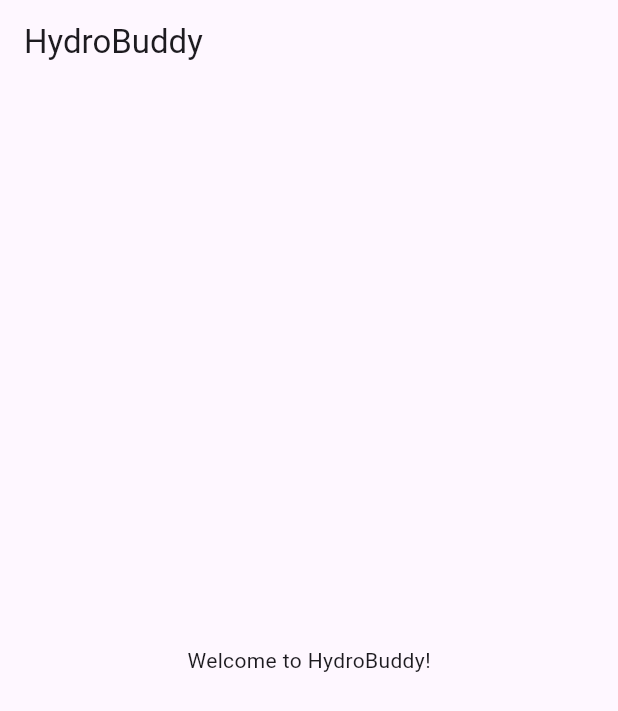
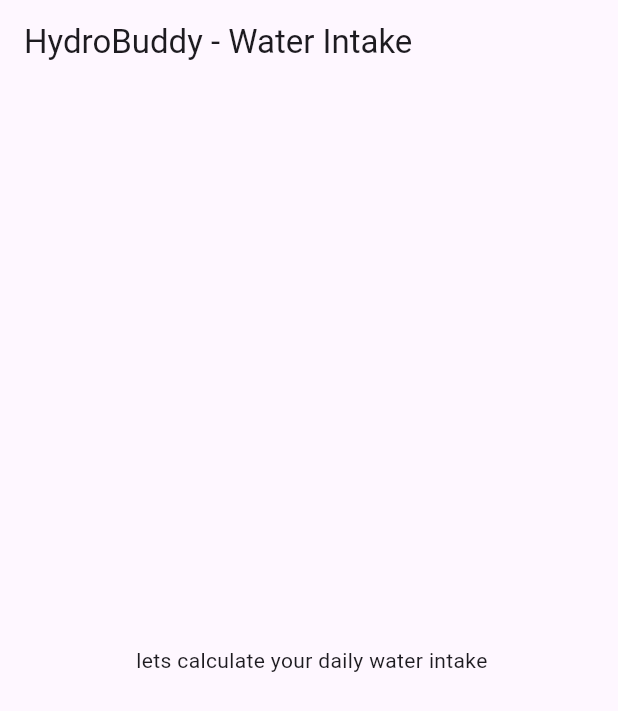
Before and after one commit to hassibhajj/hydrobuddy, a Flutter app: the screen it shows after launch, on a phone screen of 412 x 824 dp. Shown: the top 711 px of the screen. Run offline on Flutter 3.47's test engine with Material 3 defaults, Android fonts, the phone set to English and light mode, and no system bars.

Commit message:
created root widget for the app and the water intake page

```diff
--- a/lib/main.dart
+++ b/lib/main.dart
@@ -9,17 +9,32 @@ class HydroBuddyApp extends StatelessWidget {
 
   @override
   Widget build(BuildContext context) {
-    return MaterialApp(
+    return  MaterialApp(
       debugShowCheckedModeBanner: false,
-      title: 'HydroBuddy',
-      home: Scaffold(
-        appBar: AppBar(
-          title: const Text('HydroBuddy'),
-        ),
-        body: const Center(
-          child: Text('Welcome to HydroBuddy!'),
-        ),
-      ),
+      title: "HydroBuddy",
+      home: const WaterIntakePage(),
     );
   }
 }
+
+class WaterIntakePage extends StatefulWidget {
+  const WaterIntakePage({super.key});
+
+  @override
+  State<WaterIntakePage> createState() => _WaterIntakePageState();
+}
+
+class _WaterIntakePageState extends State<WaterIntakePage> {
+  @override
+  Widget build(BuildContext context) {
+    return  Scaffold(
+      appBar: AppBar(
+        title: const Text("HydroBuddy - Water Intake"),
+      ),
+        body: const Center(
+          child: Text(" lets calculate your daily water intake"),
+        ),
+
+    );
+  }
+}
```
